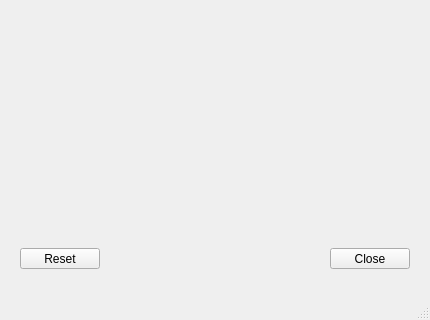
Qt form student/13/minesweeper_gui/mainwindow.ui (vnuotio/MinesweeperGUI) before a commit; both pictures show x 0 to 430 and y 212 to 532 of the 430 by 532 pixel window.
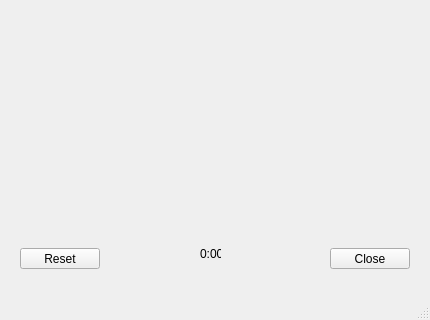
The same form after that commit.

What changed in the file:
```diff
--- a/student/13/minesweeper_gui/mainwindow.ui
+++ b/student/13/minesweeper_gui/mainwindow.ui
@@ -87,6 +87,19 @@
      <string>Reset</string>
     </property>
    </widget>
+   <widget class="QLabel" name="timerLabel">
+    <property name="geometry">
+     <rect>
+      <x>200</x>
+      <y>450</y>
+      <width>21</width>
+      <height>31</height>
+     </rect>
+    </property>
+    <property name="text">
+     <string>0:00</string>
+    </property>
+   </widget>
   </widget>
   <widget class="QMenuBar" name="menubar">
    <property name="geometry">
```
